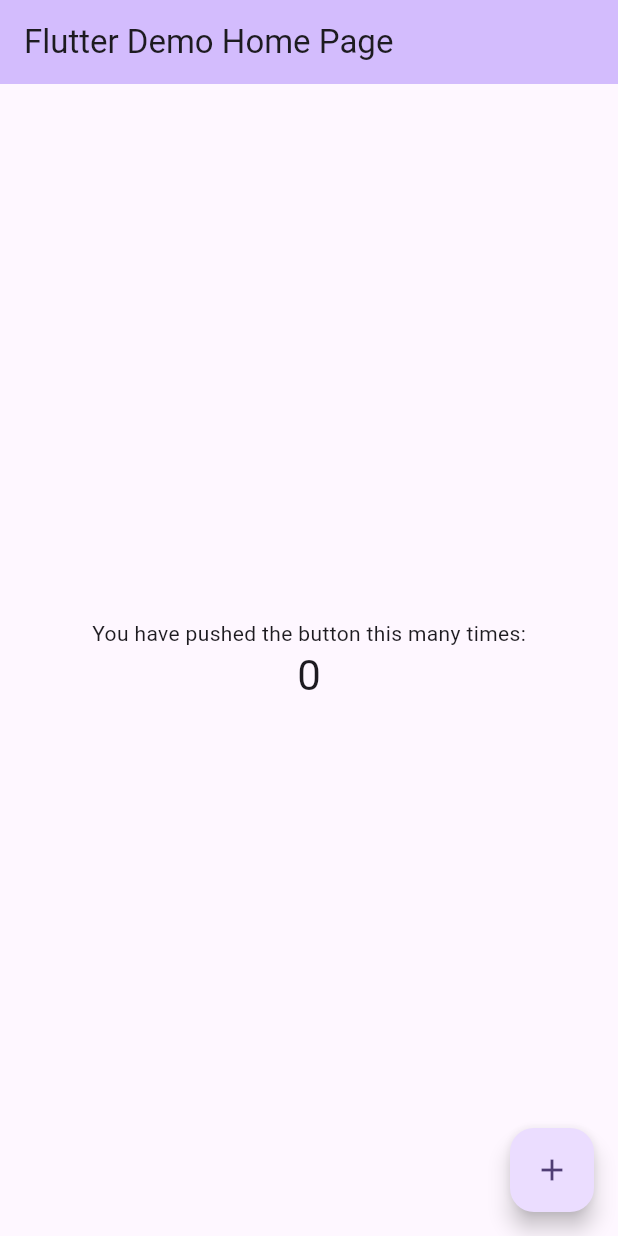
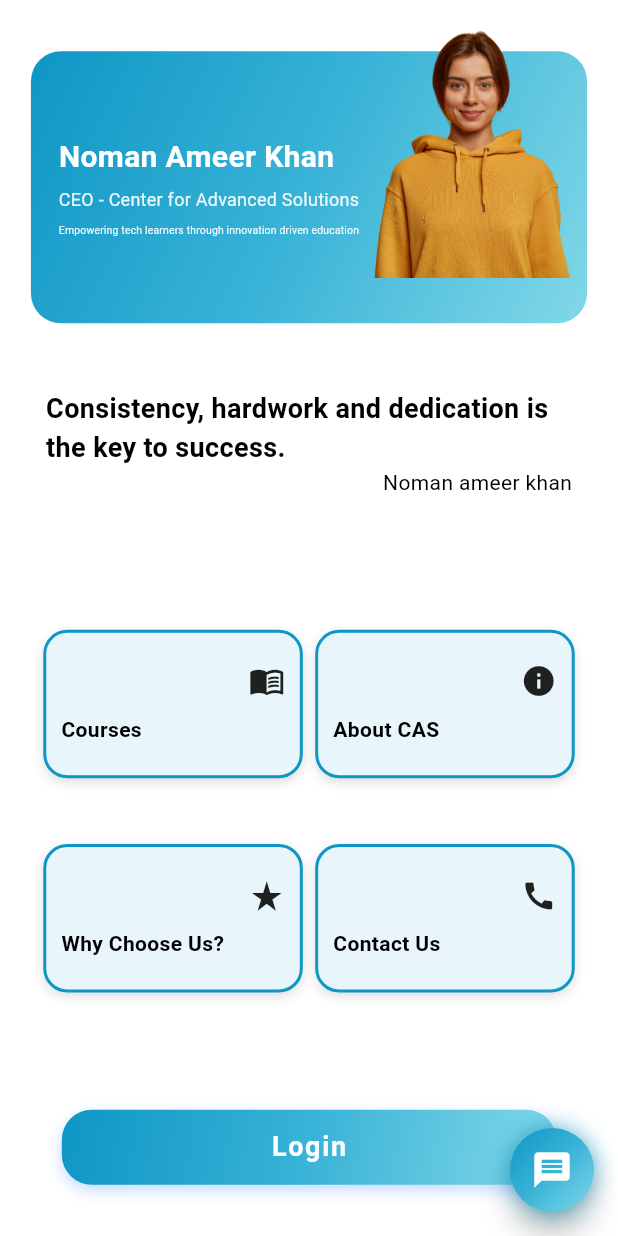
Before and after one commit to Affan1316/CAS-ELMS, a Flutter app: the screen it shows after launch, on a phone screen of 412 x 824 dp. Run offline on Flutter 3.47's test engine with Material 3 defaults, Android fonts, the light colour scheme and no system bars; our stand-ins replace go_router.

Commit message:
Adding elms landing feature

```diff
--- a/lib/main.dart
+++ b/lib/main.dart
@@ -1,4 +1,6 @@
 import 'package:flutter/material.dart';
+import 'package:flutter_cas_app_main/src/core/theme/app_theme.dart';
+import 'package:flutter_cas_app_main/src/features/elms_landing/presentation/pages/elms_landing_page.dart';
 
 void main() {
   runApp(const MyApp());
@@ -10,58 +12,25 @@
   @override
   Widget build(BuildContext context) {
     return MaterialApp(
-      title: 'Flutter Demo',
-      theme: ThemeData(
-        colorScheme: ColorScheme.fromSeed(seedColor: Colors.deepPurple),
-      ),
-      home: const MyHomePage(title: 'Flutter Demo Home Page'),
+      title: 'CAS ELMS',
+      theme: AppTheme.lightTheme,
+      darkTheme: AppTheme.darkTheme,
+      themeMode: ThemeMode.system,
+      home: const MyHomePage(),
     );
   }
 }
 
 class MyHomePage extends StatefulWidget {
-  const MyHomePage({super.key, required this.title});
-
-  final String title;
+  const MyHomePage({super.key});
 
   @override
   State<MyHomePage> createState() => _MyHomePageState();
 }
 
 class _MyHomePageState extends State<MyHomePage> {
-  int _counter = 0;
-
-  void _incrementCounter() {
-    setState(() {
-      _counter++;
-    });
-  }
-
   @override
   Widget build(BuildContext context) {
-    return Scaffold(
-      appBar: AppBar(
-        backgroundColor: Theme.of(context).colorScheme.inversePrimary,
-
-        title: Text(widget.title),
-      ),
-      body: Center(
-        child: Column(
-          mainAxisAlignment: MainAxisAlignment.center,
-          children: <Widget>[
-            const Text('You have pushed the button this many times:'),
-            Text(
-              '$_counter',
-              style: Theme.of(context).textTheme.headlineMedium,
-            ),
-          ],
-        ),
-      ),
-      floatingActionButton: FloatingActionButton(
-        onPressed: _incrementCounter,
-        tooltip: 'Increment',
-        child: const Icon(Icons.add),
-      ),
-    );
+    return ElmsLandingPage();
   }
 }
--- /dev/null
+++ b/lib/src/core/routing/app_router.dart
@@ -0,0 +1,7 @@
+import 'package:go_router/go_router.dart';
+// Define your app navigation here
+GoRouter goRouter = GoRouter(
+  routes: [
+
+  ],
+);
--- /dev/null
+++ b/lib/src/core/theme/app_colors.dart
@@ -0,0 +1,7 @@
+import 'package:flutter/material.dart';
+
+class AppColors {
+  static const Color primaryColor = Color(0xff0E96C5);
+  static const Color scaffoldLightThemeBackground = Colors.white;
+  static Color? scaffoldDarkThemeBackground = Colors.grey[900];
+}
--- /dev/null
+++ b/lib/src/core/theme/app_theme.dart
@@ -0,0 +1,28 @@
+import 'package:flutter/material.dart';
+import 'package:flutter_cas_app_main/src/core/theme/app_colors.dart';
+
+class AppTheme {
+  static final ThemeData lightTheme = ThemeData(
+    primaryColor: AppColors.primaryColor,
+    scaffoldBackgroundColor: AppColors.scaffoldLightThemeBackground,
+    brightness: Brightness.light,
+    appBarTheme: const AppBarTheme(
+      backgroundColor: AppColors.primaryColor,
+      elevation: 0,
+    ),
+    textTheme: Typography.material2021().black,
+    useMaterial3: true,
+  );
+
+  static final ThemeData darkTheme = ThemeData(
+    primaryColor: AppColors.primaryColor,
+    scaffoldBackgroundColor: AppColors.scaffoldDarkThemeBackground,
+    brightness: Brightness.dark,
+    appBarTheme: const AppBarTheme(
+      backgroundColor: AppColors.primaryColor,
+      elevation: 0,
+    ),
+    textTheme: Typography.material2021().white,
+    useMaterial3: true,
+  );
+}
--- /dev/null
+++ b/lib/src/features/elms_landing/presentation/pages/elms_landing_page.dart
@@ -0,0 +1,158 @@
+import 'package:flutter/material.dart';
+import 'package:flutter_cas_app_main/src/features/elms_landing/presentation/widgets/ai_floating_action_button.dart';
+import 'package:flutter_cas_app_main/src/features/elms_landing/presentation/widgets/ceo_card_widget.dart';
+import 'package:flutter_cas_app_main/src/features/elms_landing/presentation/widgets/feature_card_widget.dart';
+import 'package:flutter_cas_app_main/src/features/elms_landing/presentation/widgets/login_button_widget.dart';
+
+class ElmsLandingPage extends StatefulWidget {
+  const ElmsLandingPage({super.key});
+
+  @override
+  State<ElmsLandingPage> createState() => _ElmsLandingPageState();
+}
+
+class _ElmsLandingPageState extends State<ElmsLandingPage>
+    with SingleTickerProviderStateMixin {
+  late AnimationController _animationController;
+  late Animation<Offset> _ceoCardAnimation;
+  late Animation<Offset> _coursesAnimation;
+  late Animation<Offset> _testimonialsAnimation;
+  late Animation<Offset> _loginButtonAnimation;
+
+  @override
+  void initState() {
+    super.initState();
+    _animationController = AnimationController(
+      vsync: this,
+      duration: Duration(milliseconds: 1400),
+    );
+
+    _ceoCardAnimation = Tween<Offset>(
+      begin: Offset(-1, 0),
+      end: Offset(0, 0),
+    ).animate(
+      CurvedAnimation(parent: _animationController, curve: Interval(0.0, 0.33)),
+    );
+    _coursesAnimation = Tween<Offset>(
+      begin: Offset(1, 0),
+      end: Offset(0, 0),
+    ).animate(
+      CurvedAnimation(
+        parent: _animationController,
+        curve: Interval(0.33, 0.66),
+      ),
+    );
+    // _testimonialsAnimation = Tween<Offset>(
+    //   begin: Offset(-1, 0),
+    //   end: Offset(0, 0),
+    // ).animate(
+    //   CurvedAnimation(parent: _animationController, curve: Interval(0.5, 0.75)),
+    // );
+    _loginButtonAnimation = Tween<Offset>(
+      begin: Offset(1, 0),
+      end: Offset(0, 0),
+    ).animate(
+      CurvedAnimation(parent: _animationController, curve: Interval(0.66, 1.0)),
+    );
+  }
+
+  @override
+  void dispose() {
+    _animationController.dispose();
+    super.dispose();
+  }
+
+  @override
+  Widget build(BuildContext context) {
+    _animationController.forward(from: 0);
+    var size = MediaQuery.sizeOf(context);
+    final Size(:width, :height) = size;
+    return Scaffold(
+      body: Center(
+        child: Column(
+          mainAxisAlignment: MainAxisAlignment.spaceEvenly,
+          children: [
+            CeoCardWidget(
+              animationController: _animationController,
+              anime: _ceoCardAnimation,
+              height: height,
+              width: width,
+            ),
+            Container(width: width * 0.9,
+            padding: EdgeInsets.all(10),
+            child: Center(child: Column(
+              children: [
+                Text('Consistency, hardwork and dedication is the key to success.', style: TextStyle(fontSize: 18, fontWeight: FontWeight.bold)),
+                Row(mainAxisAlignment: MainAxisAlignment.end, children: [Text('Noman ameer khan', style: TextStyle(),)],)
+              ],
+            ),),),
+            AnimatedBuilder(
+              animation: _coursesAnimation,
+              builder:
+                  (context, child) => FadeTransition(
+                    opacity: _animationController.drive(
+                      CurveTween(curve: Interval(0.33, 0.66)),
+                    ),
+                    child: SlideTransition(
+                      position: _coursesAnimation,
+                      child: child,
+                    ),
+                  ),
+              child: SizedBox(
+                width: width * 0.9,
+                height: height * 0.4,
+                child: Column(
+                  mainAxisAlignment: MainAxisAlignment.spaceEvenly,
+                  children: [
+                    Row(
+                      mainAxisAlignment: MainAxisAlignment.spaceEvenly,
+                      children: [
+                        FeatureCardWidget(
+                          title: 'Courses',
+                          icon: Icons.menu_book,
+                          height: height,
+                          width: width,
+                        ),
+                        FeatureCardWidget(
+                          title: 'About CAS',
+                          icon: Icons.info,
+                          height: height,
+                          width: width,
+                        ),
+                      ],
+                    ),
+                    Row(
+                      mainAxisAlignment: MainAxisAlignment.spaceEvenly,
+                      children: [
+                        FeatureCardWidget(
+                          title: 'Why Choose Us?',
+                          icon: Icons.star_rate,
+                          height: height,
+                          width: width,
+                        ),
+                        FeatureCardWidget(
+                          title: 'Contact Us',
+                          icon: Icons.call,
+                          height: height,
+                          width: width,
+                        ),
+                      ],
+                    ),
+                  ],
+                ),
+              ),
+            ),
+            LoginButton(
+              onTap: () {},
+              animationController: _animationController,
+              anime: _loginButtonAnimation,
+              width: width,
+            ),
+
+          ],
+        ),
+      ),
+      floatingActionButton: AIFloatingButton(onPressed: () {}),
+    );
+  }
+}
--- /dev/null
+++ b/lib/src/features/elms_landing/presentation/widgets/ai_floating_action_button.dart
@@ -0,0 +1,46 @@
+import 'package:flutter/material.dart';
+import 'package:flutter_cas_app_main/src/core/theme/app_colors.dart';
+
+class AIFloatingButton extends StatelessWidget {
+  final VoidCallback onPressed;
+
+  const AIFloatingButton({super.key, required this.onPressed});
+
+  @override
+  Widget build(BuildContext context) {
+    return FloatingActionButton(
+      onPressed: onPressed,
+      elevation: 8,
+      backgroundColor: Colors.transparent,
+      shape: const CircleBorder(),
+      child: Container(
+        decoration: BoxDecoration(
+          shape: BoxShape.circle,
+          gradient: const LinearGradient(
+            colors: [
+              Color(0xFF0E96C5), // Primary
+              Color(0xFF39B3D7), // Lighter blend
+              Color(0xFF82D8E8), // Aqua
+            ],
+            begin: Alignment.topLeft,
+            end: Alignment.bottomRight,
+          ),
+          boxShadow: [
+            BoxShadow(
+              color: AppColors.primaryColor.withOpacity(0.5),
+              blurRadius: 12,
+              spreadRadius: 2,
+            )
+          ],
+        ),
+        child:  Center(
+          child: Icon(
+            Icons.message, // AI-like icon (robot head)
+            color: Colors.white,
+            size: 28,
+          ),
+        ),
+      ),
+    );
+  }
+}
--- /dev/null
+++ b/lib/src/features/elms_landing/presentation/widgets/ceo_card_widget.dart
@@ -0,0 +1,126 @@
+import 'package:flutter/material.dart';
+
+class CeoCardWidget extends AnimatedWidget {
+  final AnimationController animationController;
+  final double width;
+  final double height;
+  const CeoCardWidget({
+    super.key,
+    required this.height,
+    required this.width,
+    required this.animationController,
+    required Animation<Offset> anime,
+  }) : super(listenable: anime);
+
+  Animation<Offset> get _animation => listenable as Animation<Offset>;
+
+  @override
+  Widget build(BuildContext context) {
+    final cardWidth = width * 0.9;
+    final cardHeight = height * 0.22;
+    final imageSizeWidth = width * 0.37;
+    final imageSizeHeight = height * 0.22;
+
+    return OrientationBuilder(
+      builder: (context, orientation) {
+        final isPortrait = orientation == Orientation.portrait;
+        var position = isPortrait ? -imageSizeWidth * 0.2 : -imageSizeWidth * 0.05;
+        return FadeTransition(
+          opacity: animationController.drive(
+            CurveTween(curve: Interval(0.0, 0.25)),
+          ),
+          child: SlideTransition(
+            position: _animation,
+            child: Center(
+              child: Stack(
+                clipBehavior: Clip.none,
+                children: [
+                  // Card Background
+                  Container(
+                    width: cardWidth,
+                    height: cardHeight,
+                    decoration: BoxDecoration(
+                      gradient: LinearGradient(
+                        begin: Alignment.topLeft,
+                        end: Alignment.bottomRight,
+                        colors: [
+                          Color(0xFF0E96C5), // Primary blue
+                          Color(0xFF39B3D7), // Lighter blue/teal
+                          Color(0xFF82D8E8), // Soft aqua
+                        ],
+                      ),
+                      borderRadius: BorderRadius.circular(20),
+                    ),
+                    padding: EdgeInsets.symmetric(
+                      horizontal: cardWidth * 0.05,
+                      vertical: cardHeight * 0.15,
+                    ),
+                    child: Row(
+                      children: [
+                        // Text Section
+                        Expanded(
+                          flex: 6,
+                          child: Column(
+                            mainAxisAlignment: MainAxisAlignment.center,
+                            crossAxisAlignment: CrossAxisAlignment.start,
+                            children: [
+                              FittedBox(
+                                child: Text(
+                                  "Noman Ameer Khan",
+                                  style: TextStyle(
+                                    color: Colors.white,
+                                    fontSize: 20,
+                                    fontWeight: FontWeight.bold,
+                                    height: 1.3,
+                                  ),
+                                ),
+                              ),
+                              const SizedBox(height: 8),
+                              FittedBox(
+                                child: Text(
+                                  "CEO - Center for Advanced Solutions",
+                                  style: TextStyle(
+                                    color: Colors.white.withOpacity(0.9),
+                                    fontSize: 16,
+                                    height: 1.3,
+                                  ),
+                                ),
+                              ),
+                              const SizedBox(height: 8),
+                              FittedBox(
+                                child: Text(
+                                  "Empowering tech learners through innovation driven education",
+                                  style: TextStyle(
+                                    color: Colors.white.withOpacity(0.9),
+                                    height: 1.3,
+                                  ),
+                                ),
+                              ),
+                            ],
+                          ),
+                        ),
+                        // Spacer for image
+                        Expanded(flex: 4, child: SizedBox()),
+                      ],
+                    ),
+                  ),
+
+                  Positioned(
+                    top: position, // Pop out from top
+                    right: 0,
+                    child: Image.asset(
+                      'assets/images/person 1-Photoroom.png', // your PNG path
+                      width: imageSizeWidth,
+                      height: imageSizeHeight,
+                      fit: BoxFit.cover,
+                    ),
+                  ),
+                ],
+              ),
+            ),
+          ),
+        );
+      },
+    );
+  }
+}
--- /dev/null
+++ b/lib/src/features/elms_landing/presentation/widgets/feature_card_widget.dart
@@ -0,0 +1,43 @@
+import 'package:flutter/material.dart';
+
+class FeatureCardWidget extends StatelessWidget {
+  final double width;
+  final double height;
+  final String title;
+  final  IconData icon;
+  const FeatureCardWidget({
+    super.key,
+    required this.height,
+    required this.width,
+    required this.icon,
+    required this.title,
+  });
+
+  @override
+  Widget build(BuildContext context) {
+    return Container(
+      width: width * 0.42,
+      height: height * 0.12,
+      padding: const EdgeInsets.all(10),
+      decoration: BoxDecoration(
+        color: const Color(0xFFE8F5FB),
+        borderRadius: BorderRadius.circular(16),
+        border: Border.all(color: Color(0xFF0E96C5), width: 2),
+        boxShadow: [
+          BoxShadow(
+            color: Colors.black12,
+            blurRadius: 6,
+            offset: const Offset(0, 3),
+          ),
+        ],
+      ),
+      child: Column(
+        mainAxisAlignment: MainAxisAlignment.spaceEvenly,
+        children: [
+          Row(mainAxisAlignment: MainAxisAlignment.end, children: [Icon(icon)]),
+          Row(mainAxisAlignment: MainAxisAlignment.start, children: [FittedBox(child: Text(title, style: TextStyle(fontWeight: FontWeight.bold),))]),
+        ],
+      ),
+    );
+  }
+}
--- /dev/null
+++ b/lib/src/features/elms_landing/presentation/widgets/login_button_widget.dart
@@ -0,0 +1,62 @@
+import 'package:flutter/material.dart';
+
+class LoginButton extends AnimatedWidget {
+  final VoidCallback onTap;
+  final AnimationController animationController;
+  final double width;
+  const LoginButton({
+    super.key,
+    required this.width,
+    required this.onTap,
+    required this.animationController,
+    required Animation<Offset> anime,
+  }) : super(listenable: anime);
+  Animation<Offset> get _animation => listenable as Animation<Offset>;
+  @override
+  Widget build(BuildContext context) {
+    return FadeTransition(
+      opacity: animationController.drive(
+        CurveTween(curve: Interval(0.75, 1.0)),
+      ),
+      child: SlideTransition(
+        position: _animation,
+        child: GestureDetector(
+          onTap: onTap,
+          child: Container(
+            width: width * 0.8,
+            height: 50,
+            decoration: BoxDecoration(
+              gradient: const LinearGradient(
+                colors: [
+                  Color(0xFF0E96C5), // Primary color
+                  Color(0xFF39B3D7), // Light teal blend
+                  Color(0xFF82D8E8), // Soft aqua
+                ],
+                begin: Alignment.topLeft,
+                end: Alignment.bottomRight,
+              ),
+              borderRadius: BorderRadius.circular(20),
+              boxShadow: [
+                BoxShadow(
+                  color: Colors.blueAccent.withOpacity(0.3),
+                  blurRadius: 8,
+                  offset: const Offset(0, 4),
+                ),
+              ],
+            ),
+            alignment: Alignment.center,
+            child: const Text(
+              'Login',
+              style: TextStyle(
+                color: Colors.white,
+                fontSize: 18,
+                fontWeight: FontWeight.w600,
+                letterSpacing: 1.1,
+              ),
+            ),
+          ),
+        ),
+      ),
+    );
+  }
+}
--- a/pubspec.yaml
+++ b/pubspec.yaml
@@ -34,6 +34,8 @@
   # The following adds the Cupertino Icons font to your application.
   # Use with the CupertinoIcons class for iOS style icons.
   cupertino_icons: ^1.0.8
+  font_awesome_flutter: ^10.8.0
+  go_router: ^16.0.0
 
 dev_dependencies:
   flutter_test:
@@ -58,8 +60,8 @@
   uses-material-design: true
 
   # To add assets to your application, add an assets section, like this:
-  # assets:
-  #   - images/a_dot_burr.jpeg
+  assets:
+    - assets/images/
   #   - images/a_dot_ham.jpeg
 
   # An image asset can refer to one or more resolution-specific "variants", see
```
Also changed, not shown: assets/images/ai_background.jpg (added), assets/images/person 1-Photoroom.png (added), pubspec.lock, 2 other files.
